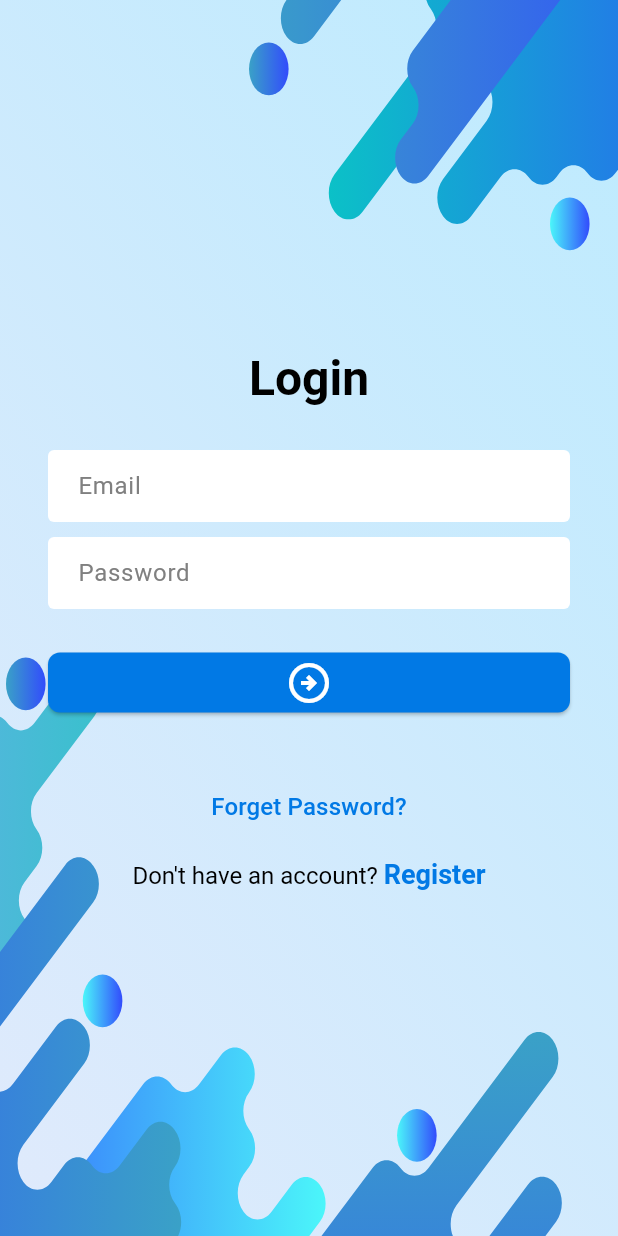
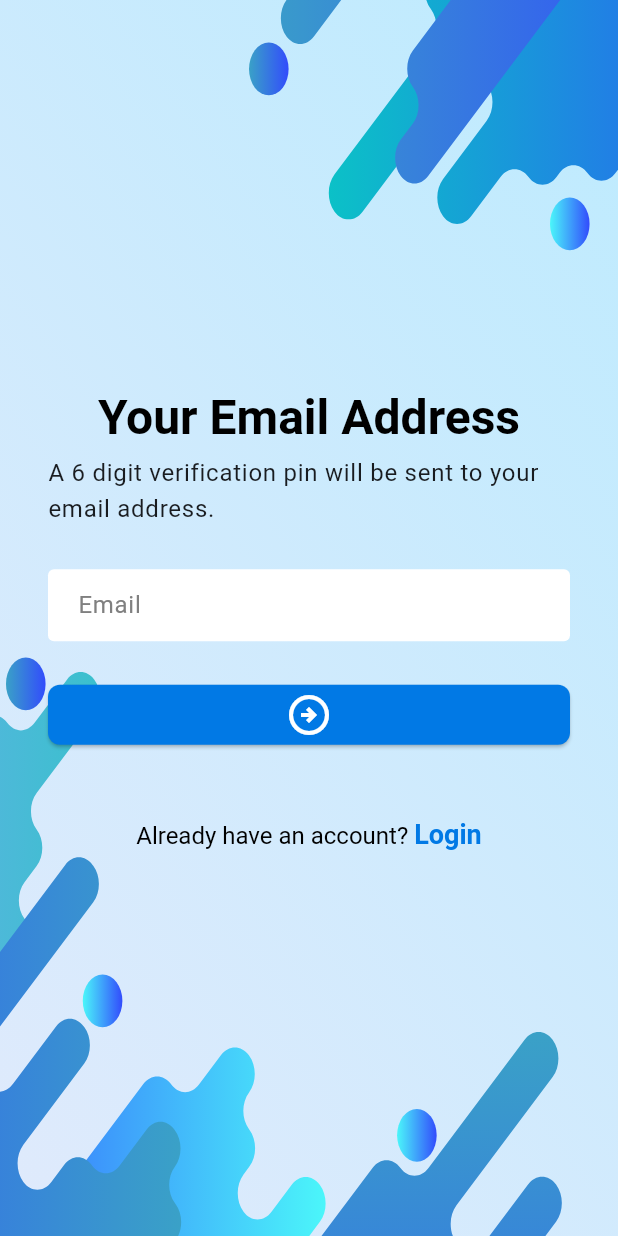
Before and after one commit to Rawnak003/to_do_app, a Flutter app: the screen it shows after launch, after a tap on "Forget Password?", on a phone screen of 412 x 824 dp. Run offline on Flutter 3.47's test engine with Material 3 defaults, Android fonts, the phone set to English and light mode, and no system bars; our stand-ins replace flutter_svg.

Commit message:
Add: Forget Password Screen UI implement

```diff
--- a/lib/core/constants/strings.dart
+++ b/lib/core/constants/strings.dart
@@ -13,4 +13,10 @@ class AppStrings{
   static const String forgetPassword = 'Forget Password?';
   static const String dontHaveAccount = 'Don\'t have an account? ';
   static const String alreadyHaveAccount = 'Already have an account? ';
+  static const String yourEmail = 'Your Email Address';
+  static const String pinVerification = 'Pin Verification';
+  static const String verify = 'Verify';
+  static const String submit = 'Submit';
+  static const String forgetPassInstructions = 'A 6 digit verification pin will be sent to your email address.';
+  static const String enterPinInstructions = 'A 6 digit verification pin will be sent to your email address. Please enter the pin to continue';
 }
--- a/lib/core/themes/text_themes.dart
+++ b/lib/core/themes/text_themes.dart
@@ -11,6 +11,7 @@ class AppTextTheme {
         fontWeight: FontWeight.w600,
         fontSize: 32,
       ),
+      headlineSmall: TextStyle(color: AppColor.whiteColor, fontSize: 16),
     );
   }
 }
--- /dev/null
+++ b/lib/presentation/screens/forget_pass_screen.dart
@@ -0,0 +1,97 @@
+import 'package:flutter/gestures.dart';
+import 'package:flutter/material.dart';
+import 'package:to_do_application/core/constants/colors.dart';
+import 'package:to_do_application/core/constants/strings.dart';
+import 'package:to_do_application/presentation/widgets/screen_background.dart';
+
+class ForgetPasswordScreen extends StatefulWidget {
+  const ForgetPasswordScreen({super.key});
+
+  @override
+  State<ForgetPasswordScreen> createState() => _ForgetPasswordScreenState();
+}
+
+class _ForgetPasswordScreenState extends State<ForgetPasswordScreen> {
+
+  final TextEditingController _emailTEController = TextEditingController();
+  final GlobalKey<FormState> _formKey = GlobalKey<FormState>();
+
+  void _onTapLogin(){
+    Navigator.pop(context);
+  }
+
+  @override
+  void dispose() {
+    _emailTEController.dispose();
+    super.dispose();
+  }
+
+  @override
+  Widget build(BuildContext context) {
+    return Scaffold(
+      body: ScreenBackground(
+        child: Padding(
+          padding: const EdgeInsets.all(32.0),
+          child: Center(
+            child: SingleChildScrollView(
+              child: Form(
+                key: _formKey,
+                child: Column(
+                  mainAxisAlignment: MainAxisAlignment.center,
+                  crossAxisAlignment: CrossAxisAlignment.center,
+                  children: [
+                    Text(
+                      AppStrings.yourEmail,
+                      style: Theme.of(context).textTheme.headlineMedium,
+                    ),
+                    const SizedBox(height: 5),
+                    Text(
+                      AppStrings.forgetPassInstructions,
+                      textAlign: TextAlign.start,
+                      style: Theme.of(context).textTheme.bodyLarge,
+                    ),
+                    const SizedBox(height: 28),
+                    TextFormField(
+                      keyboardType: TextInputType.emailAddress,
+                      controller: _emailTEController,
+                      decoration: InputDecoration(hintText: AppStrings.email),
+                    ),
+                    const SizedBox(height: 25),
+                    ElevatedButton(
+                      onPressed: () {},
+                      child: const Icon(
+                        Icons.arrow_circle_right_outlined,
+                        size: 32,
+                        color: AppColor.whiteColor,
+                      ),
+                    ),
+                    const SizedBox(height: 45),
+                    RichText(text: TextSpan(children: [
+                      TextSpan(
+                        text: AppStrings.alreadyHaveAccount,
+                        style: TextStyle(
+                          fontSize: 16,
+                          color: AppColor.blackColor,
+                        ),
+                      ),
+                      TextSpan(
+                        text: AppStrings.login,
+                        style: TextStyle(
+                          fontSize: 18,
+                          color: AppColor.primaryColor,
+                          fontWeight: FontWeight.bold,
+                        ),
+                        recognizer: TapGestureRecognizer()
+                          ..onTap = () => _onTapLogin(),
+                      ),
+                    ])),
+                  ],
+                ),
+              ),
+            ),
+          ),
+        ),
+      ),
+    );
+  }
+}
--- a/lib/presentation/screens/login_screen.dart
+++ b/lib/presentation/screens/login_screen.dart
@@ -4,6 +4,8 @@ import 'package:to_do_application/core/constants/colors.dart';
 import 'package:to_do_application/core/constants/strings.dart';
 import 'package:to_do_application/presentation/screens/register_screen.dart';
 import 'package:to_do_application/presentation/widgets/screen_background.dart';
+
+import 'forget_pass_screen.dart';
 
 class LoginScreen extends StatefulWidget {
   const LoginScreen({super.key});
@@ -24,7 +26,9 @@ class _LoginScreenState extends State<LoginScreen> {
 
   }
 
-  void _onTapForgetPassword(){}
+  void _onTapForgetPassword(){
+    Navigator.push(context, MaterialPageRoute(builder: (context) => const ForgetPasswordScreen()));
+  }
 
   @override
   void dispose() {
```
